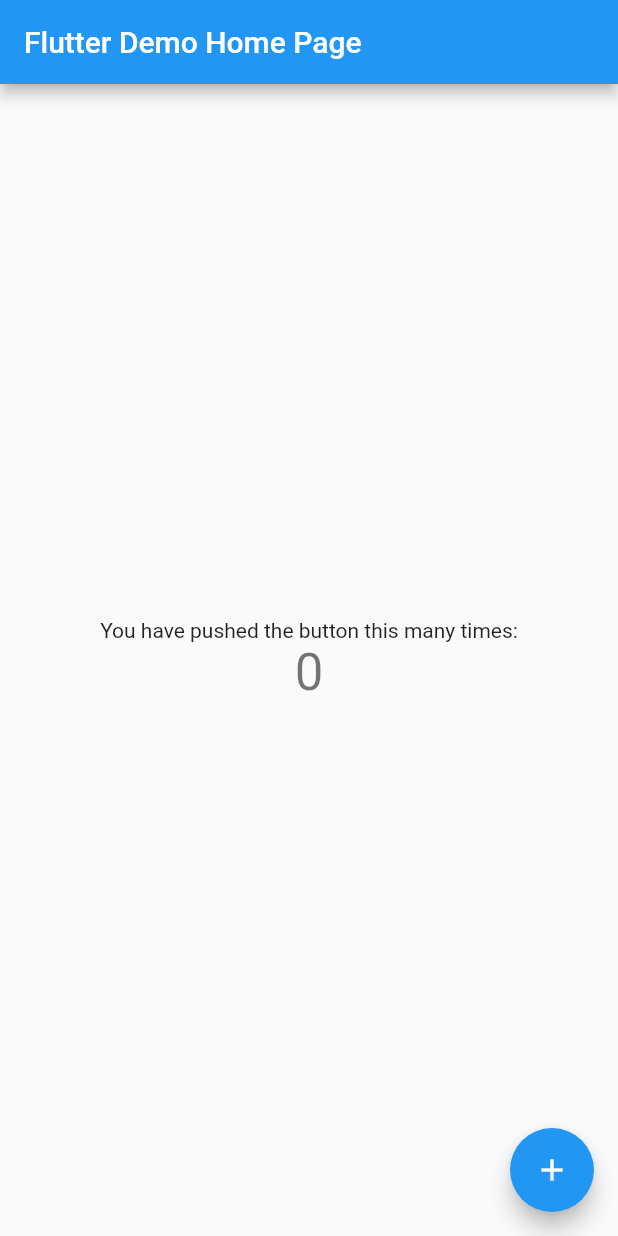
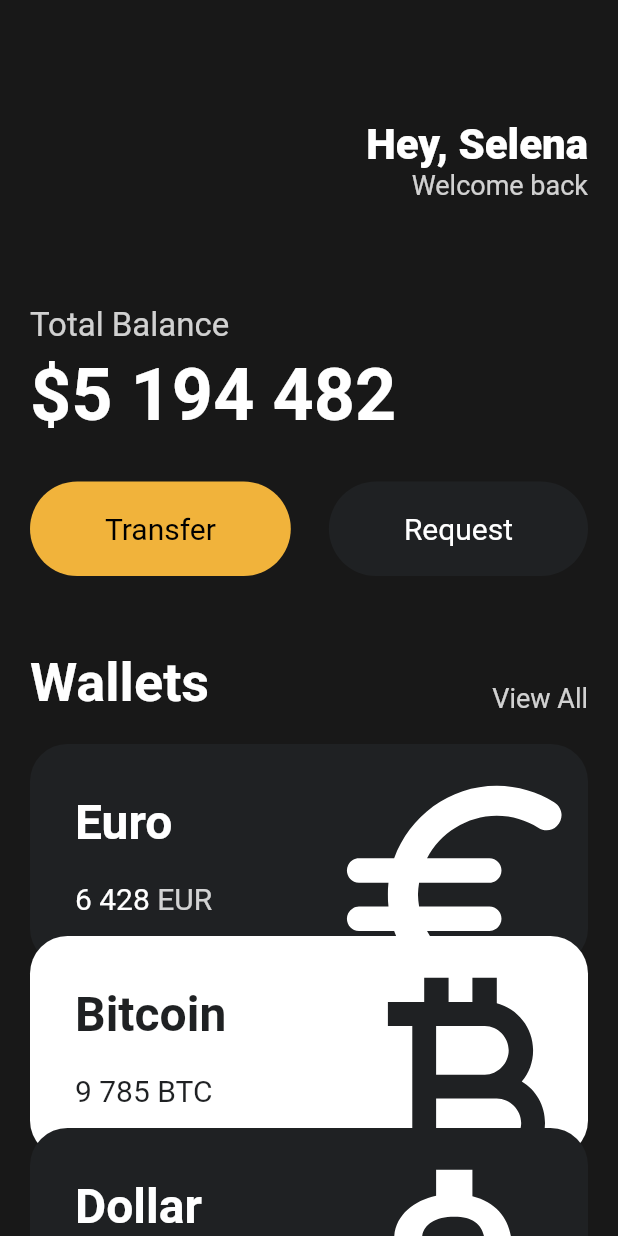
Before and after one commit to team98-k/K2, a Flutter app: the screen it shows after launch, on a phone screen of 412 x 824 dp. Run offline on Flutter 3.47's test engine with Material 2 defaults, Android fonts, the phone set to English and light mode, and no system bars.

Commit message:
clone app

```diff
--- a/lib/main.dart
+++ b/lib/main.dart
@@ -1,115 +1,153 @@
 import 'package:flutter/material.dart';
+import 'package:k2/widget/button.dart';
+import 'package:k2/widget/currency_card.dart';
 
 void main() {
-  runApp(const MyApp());
+  runApp(const App());
 }
 
-class MyApp extends StatelessWidget {
-  const MyApp({super.key});
+class App extends StatelessWidget {
+  const App({super.key});
 
-  // This widget is the root of your application.
   @override
   Widget build(BuildContext context) {
     return MaterialApp(
-      title: 'Flutter Demo',
-      theme: ThemeData(
-        // This is the theme of your application.
-        //
-        // Try running your application with "flutter run". You'll see the
-        // application has a blue toolbar. Then, without quitting the app, try
-        // changing the primarySwatch below to Colors.green and then invoke
-        // "hot reload" (press "r" in the console where you ran "flutter run",
-        // or simply save your changes to "hot reload" in a Flutter IDE).
-        // Notice that the counter didn't reset back to zero; the application
-        // is not restarted.
-        primarySwatch: Colors.blue,
+      home: Scaffold(
+        backgroundColor: const Color(0xFF181818),
+        body: SingleChildScrollView(
+          child: Padding(
+            padding: const EdgeInsets.symmetric(
+              horizontal: 20,
             ),
-      home: const MyHomePage(title: 'Flutter Demo Home Page'),
-    );
-  }
-}
-
-class MyHomePage extends StatefulWidget {
-  const MyHomePage({super.key, required this.title});
-
-  // This widget is the home page of your application. It is stateful, meaning
-  // that it has a State object (defined below) that contains fields that affect
-  // how it looks.
-
-  // This class is the configuration for the state. It holds the values (in this
-  // case the title) provided by the parent (in this case the App widget) and
-  // used by the build method of the State. Fields in a Widget subclass are
-  // always marked "final".
-
-  final String title;
-
-  @override
-  State<MyHomePage> createState() => _MyHomePageState();
-}
-
-class _MyHomePageState extends State<MyHomePage> {
-  int _counter = 0;
-
-  void _incrementCounter() {
-    setState(() {
-      // This call to setState tells the Flutter framework that something has
-      // changed in this State, which causes it to rerun the build method below
-      // so that the display can reflect the updated values. If we changed
-      // _counter without calling setState(), then the build method would not be
-      // called again, and so nothing would appear to happen.
-      _counter++;
-    });
-  }
-
-  @override
-  Widget build(BuildContext context) {
-    // This method is rerun every time setState is called, for instance as done
-    // by the _incrementCounter method above.
-    //
-    // The Flutter framework has been optimized to make rerunning build methods
-    // fast, so that you can just rebuild anything that needs updating rather
-    // than having to individually change instances of widgets.
-    return Scaffold(
-      appBar: AppBar(
-        // Here we take the value from the MyHomePage object that was created by
-        // the App.build method, and use it to set our appbar title.
-        title: Text(widget.title),
+            child: Column(
+              crossAxisAlignment: CrossAxisAlignment.start,
+              children: [
+                const SizedBox(
+                  height: 80,
                 ),
-      body: Center(
-        // Center is a layout widget. It takes a single child and positions it
-        // in the middle of the parent.
-        child: Column(
-          // Column is also a layout widget. It takes a list of children and
-          // arranges them vertically. By default, it sizes itself to fit its
-          // children horizontally, and tries to be as tall as its parent.
-          //
-          // Invoke "debug painting" (press "p" in the console, choose the
-          // "Toggle Debug Paint" action from the Flutter Inspector in Android
-          // Studio, or the "Toggle Debug Paint" command in Visual Studio Code)
-          // to see the wireframe for each widget.
-          //
-          // Column has various properties to control how it sizes itself and
-          // how it positions its children. Here we use mainAxisAlignment to
-          // center the children vertically; the main axis here is the vertical
-          // axis because Columns are vertical (the cross axis would be
-          // horizontal).
-          mainAxisAlignment: MainAxisAlignment.center,
-          children: <Widget>[
-            const Text(
-              'You have pushed the button this many times:',
+                Row(
+                  mainAxisAlignment: MainAxisAlignment.end,
+                  children: [
+                    Column(
+                      crossAxisAlignment: CrossAxisAlignment.end,
+                      children: const [
+                        Text(
+                          'Hey, Selena',
+                          style: TextStyle(
+                            color: Colors.white,
+                            fontSize: 28,
+                            fontWeight: FontWeight.w800,
+                          ),
                         ),
                         Text(
-              '$_counter',
-              style: Theme.of(context).textTheme.headline4,
+                          'Welcome back',
+                          style: TextStyle(
+                            color: Color.fromRGBO(255, 255, 255, 0.8),
+                            fontSize: 18,
+                          ),
+                        ),
+                      ],
+                    )
+                  ],
+                ),
+                const SizedBox(
+                  height: 70,
+                ),
+                Text(
+                  'Total Balance',
+                  style: TextStyle(
+                    fontSize: 22,
+                    color: Colors.white.withOpacity(0.8),
+                  ),
+                ),
+                const SizedBox(
+                  height: 5,
+                ),
+                const Text(
+                  '\$5 194 482',
+                  style: TextStyle(
+                    fontSize: 48,
+                    fontWeight: FontWeight.w600,
+                    color: Colors.white,
+                  ),
+                ),
+                const SizedBox(
+                  height: 30,
+                ),
+                Row(
+                  mainAxisAlignment: MainAxisAlignment.spaceBetween,
+                  children: const [
+                    Button(
+                      text: 'Transfer',
+                      bgColor: Color(0xFFF1B33B),
+                      textColor: Colors.black,
+                    ),
+                    Button(
+                      text: 'Request',
+                      bgColor: Color(0xFF1F2123),
+                      textColor: Colors.white,
+                    ),
+                  ],
+                ),
+                const SizedBox(
+                  height: 50,
+                ),
+                Row(
+                  crossAxisAlignment: CrossAxisAlignment.end,
+                  mainAxisAlignment: MainAxisAlignment.spaceBetween,
+                  children: [
+                    const Text(
+                      'Wallets',
+                      style: TextStyle(
+                        color: Colors.white,
+                        fontSize: 36,
+                        fontWeight: FontWeight.w600,
+                      ),
+                    ),
+                    Text(
+                      'View All',
+                      style: TextStyle(
+                        color: Colors.white.withOpacity(0.8),
+                        fontSize: 18,
+                      ),
+                    ),
+                  ],
+                ),
+                const SizedBox(
+                  height: 20,
+                ),
+                const CurrencyCard(
+                  name: 'Euro',
+                  code: 'EUR',
+                  amount: '6 428',
+                  icon: Icons.euro_rounded,
+                  isInverted: false,
+                ),
+                Transform.translate(
+                  offset: const Offset(0, -20),
+                  child: const CurrencyCard(
+                    name: 'Bitcoin',
+                    code: 'BTC',
+                    amount: '9 785',
+                    icon: Icons.currency_bitcoin,
+                    isInverted: true,
+                  ),
+                ),
+                Transform.translate(
+                  offset: const Offset(0, -40),
+                  child: const CurrencyCard(
+                    name: 'Dollar',
+                    code: 'USD',
+                    amount: '428',
+                    icon: Icons.attach_money_outlined,
+                    isInverted: false,
+                  ),
                 ),
               ],
             ),
           ),
-      floatingActionButton: FloatingActionButton(
-        onPressed: _incrementCounter,
-        tooltip: 'Increment',
-        child: const Icon(Icons.add),
-      ), // This trailing comma makes auto-formatting nicer for build methods.
+        ),
+      ),
     );
   }
 }
--- /dev/null
+++ b/lib/widget/button.dart
@@ -0,0 +1,37 @@
+import 'package:flutter/material.dart';
+
+class Button extends StatelessWidget {
+  final String text;
+  final Color bgColor;
+  final Color textColor;
+
+  const Button({
+    super.key,
+    required this.text,
+    required this.bgColor,
+    required this.textColor,
+  });
+
+  @override
+  Widget build(BuildContext context) {
+    return Container(
+      decoration: BoxDecoration(
+        color: bgColor,
+        borderRadius: BorderRadius.circular(45),
+      ),
+      child: Padding(
+        padding: const EdgeInsets.symmetric(
+          vertical: 20,
+          horizontal: 50,
+        ),
+        child: Text(
+          text,
+          style: TextStyle(
+            color: textColor,
+            fontSize: 20,
+          ),
+        ),
+      ),
+    );
+  }
+}
--- /dev/null
+++ b/lib/widget/currency_card.dart
@@ -0,0 +1,90 @@
+import 'package:flutter/material.dart';
+
+class CurrencyCard extends StatelessWidget {
+  final String name, code, amount;
+  final IconData icon;
+  final bool isInverted;
+
+  final _blackColor = const Color(0xFF1F2123);
+
+  const CurrencyCard({
+    super.key,
+    required this.name,
+    required this.code,
+    required this.amount,
+    required this.icon,
+    required this.isInverted,
+  });
+
+  @override
+  Widget build(BuildContext context) {
+    return Container(
+      clipBehavior: Clip.hardEdge,
+      decoration: BoxDecoration(
+        color: isInverted ? Colors.white : _blackColor,
+        borderRadius: BorderRadius.circular(25),
+      ),
+      child: Padding(
+        padding: const EdgeInsets.all(30),
+        child: Row(
+          mainAxisAlignment: MainAxisAlignment.spaceBetween,
+          children: [
+            Column(
+              crossAxisAlignment: CrossAxisAlignment.start,
+              children: [
+                Text(
+                  name,
+                  style: TextStyle(
+                    color: isInverted ? _blackColor : Colors.white,
+                    fontSize: 32,
+                    fontWeight: FontWeight.w600,
+                  ),
+                ),
+                const SizedBox(
+                  height: 20,
+                ),
+                Row(
+                  children: [
+                    Text(
+                      amount,
+                      style: TextStyle(
+                        color: isInverted ? _blackColor : Colors.white,
+                        fontSize: 20,
+                      ),
+                    ),
+                    const SizedBox(
+                      width: 5,
+                    ),
+                    Text(
+                      code,
+                      style: TextStyle(
+                        color: isInverted
+                            ? _blackColor
+                            : Colors.white.withOpacity(0.8),
+                        fontSize: 20,
+                      ),
+                    ),
+                  ],
+                )
+              ],
+            ),
+            Transform.scale(
+              scale: 2.2,
+              child: Transform.translate(
+                offset: const Offset(
+                  -5,
+                  12,
+                ),
+                child: Icon(
+                  icon,
+                  color: isInverted ? _blackColor : Colors.white,
+                  size: 88,
+                ),
+              ),
+            )
+          ],
+        ),
+      ),
+    );
+  }
+}
```
Also changed, not shown: 1 other file. Lines whose indentation alone changed are shown as unchanged.
